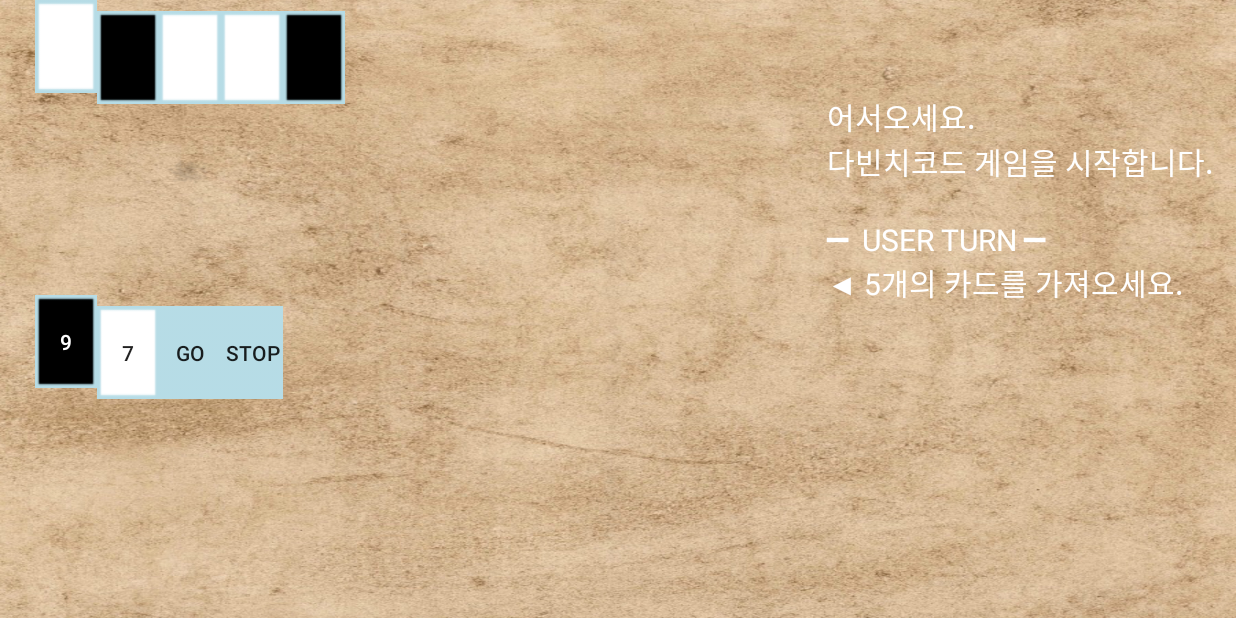
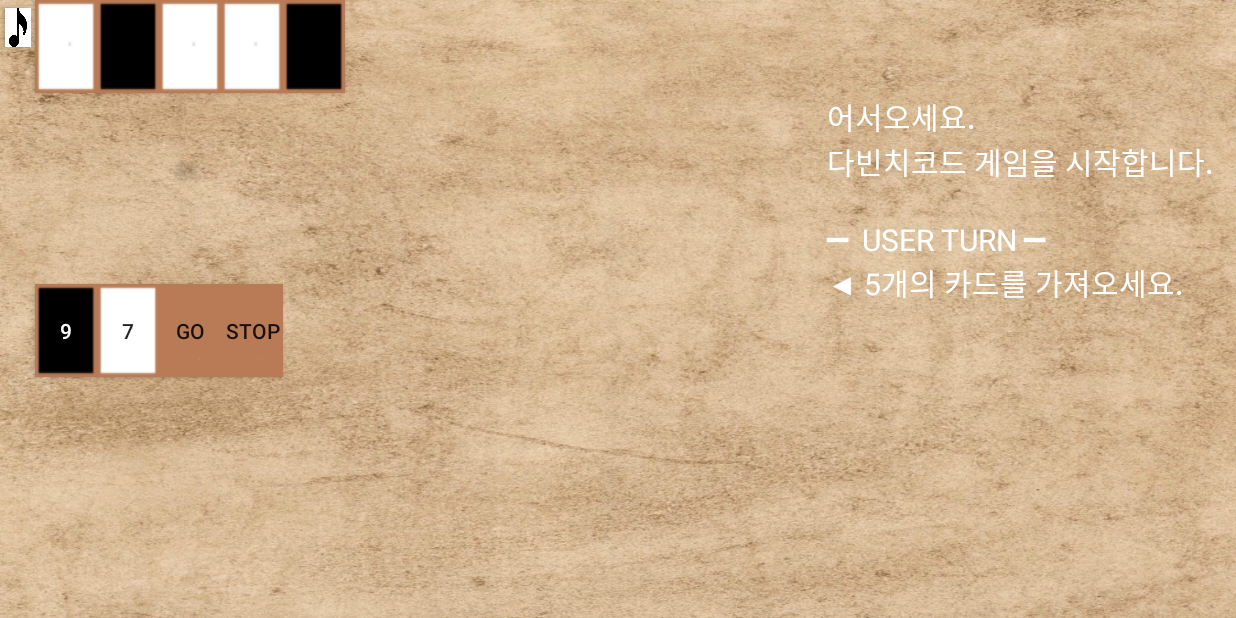
Before and after one commit to YuYangWoo/Davinchi, an Android app: the gameActivity screen opened directly, with no data from a screen before it, on a phone screen of 824 x 412 dp (held sideways). Run offline under Robolectric (Android 15) with nearby library versions, the phone set to English and light mode, and no system bars.

Commit message:
게임시작 구현 완료

```diff
--- a/app/src/main/java/com/cookandroid/davin/gameActivity.java
+++ b/app/src/main/java/com/cookandroid/davin/gameActivity.java
@@ -4,7 +4,9 @@ import java.util.Random;
 import java.util.Scanner;
 import android.app.Activity;
 import android.graphics.Color;
+import android.media.MediaPlayer;
 import android.os.Bundle;
+import android.view.View;
 import android.widget.Button;
 import android.widget.ScrollView;
 import android.widget.TextView;
@@ -16,6 +18,8 @@ import androidx.appcompat.app.AppCompatActivity;
 
 //게임 시작 activity
 public class gameActivity extends AppCompatActivity {
+    Button startbtn;
+    MediaPlayer mediaPlayer ;
     private int comId = R.id.Button01;
     private int userId = R.id.Button14;
     private int cardId = R.id.Button27;
@@ -43,13 +47,45 @@ public class gameActivity extends AppCompatActivity {
         }
         return false;
     }
+    public void startbtnclick(View v)
+    {
+
+
+        if(mediaPlayer.isPlaying()==true){
+            startbtn.setBackgroundResource(R.drawable.umx);
+            mediaPlayer.pause();
+        }
+        else
+        {
+            startbtn.setBackgroundResource(R.drawable.umo);
+            mediaPlayer.start();
+        }
+    }
+    public void onUserLeaveHint(){
+        mediaPlayer.pause();
+        super.onUserLeaveHint();
+    }
+    public void onResume(){
+        mediaPlayer.start();
+        super.onResume();
+    }
+    public void onDestroy(){
+        mediaPlayer.stop();
+        super.onDestroy();
+    }
+    public void onBackPressed(){
+        mediaPlayer.stop();
+        super.onBackPressed();
+    }
 
     @Override
     public void onCreate(Bundle savedInstanceState) {
         super.onCreate(savedInstanceState);
 
         setContentView(R.layout.game_activity);
-
+        //음악파일 삽입
+        startbtn=findViewById(R.id.startbtn);
+        mediaPlayer= MediaPlayer.create(this,R.raw.game_bgm);
         // 카드 버튼 선언
         final Button blackCard = (Button) findViewById(R.id.Button_Black);
         final Button whiteCard = (Button) findViewById(R.id.Button_White);
--- a/app/src/main/res/layout/game_activity.xml
+++ b/app/src/main/res/layout/game_activity.xml
@@ -6,15 +6,16 @@
     android:layout_width="fill_parent"
     android:layout_height="fill_parent"
     android:background="@drawable/back1"
-    android:gravity="center" >
+    android:gravity="center">
 
     <Button
         android:id="@+id/Button_Black"
         android:layout_width="41dp"
         android:layout_height="62dp"
+
+        android:layout_below="@+id/Button27"
         android:layout_marginLeft="23dp"
         android:background="@drawable/black"
-        android:layout_below="@+id/Button27"
         android:text="13"
         android:textColor="#ffffff" />
 
@@ -22,8 +23,8 @@
         android:id="@+id/Button_White"
         android:layout_width="41dp"
         android:layout_height="62dp"
-        android:layout_alignBaseline="@+id/Button_Black"
 
+        android:layout_alignTop="@+id/Button_Black"
         android:layout_toRightOf="@+id/Button_Black"
         android:background="@drawable/white"
         android:text="13" />
@@ -62,7 +63,7 @@
         android:id="@+id/Button02"
         android:layout_width="41dp"
         android:layout_height="62dp"
-        android:layout_alignBaseline="@+id/Button01"
+
 
         android:layout_toRightOf="@+id/Button01"
         android:background="#00ff0000" />
@@ -71,7 +72,7 @@
         android:id="@+id/Button03"
         android:layout_width="41dp"
         android:layout_height="62dp"
-        android:layout_alignBaseline="@+id/Button01"
+
 
         android:layout_toRightOf="@+id/Button02"
         android:background="#00ff0000" />
@@ -80,7 +81,7 @@
         android:id="@+id/Button04"
         android:layout_width="41dp"
         android:layout_height="62dp"
-        android:layout_alignBaseline="@+id/Button01"
+
 
         android:layout_toRightOf="@+id/Button03"
         android:background="#00ff0000" />
@@ -89,7 +90,7 @@
         android:id="@+id/Button05"
         android:layout_width="41dp"
         android:layout_height="62dp"
-        android:layout_alignBaseline="@+id/Button01"
+
         android:layout_alignBottom="@+id/Button01"
         android:layout_toRightOf="@+id/Button04"
         android:background="#00ff0000" />
@@ -98,7 +99,7 @@
         android:id="@+id/Button06"
         android:layout_width="41dp"
         android:layout_height="62dp"
-        android:layout_alignBaseline="@+id/Button01"
+
 
         android:layout_toRightOf="@+id/Button05"
         android:background="#00ff0000" />
@@ -107,7 +108,7 @@
         android:id="@+id/Button07"
         android:layout_width="41dp"
         android:layout_height="62dp"
-        android:layout_alignBaseline="@+id/Button01"
+
 
         android:layout_toRightOf="@+id/Button06"
         android:background="#00ff0000" />
@@ -118,24 +119,24 @@
         android:layout_height="62dp"
         android:layout_below="@+id/Button01"
         android:layout_alignRight="@+id/Button02"
-        android:layout_marginRight="20dp"
+
         android:background="#00ff0000" />
 
     <Button
         android:id="@+id/Button09"
         android:layout_width="41dp"
         android:layout_height="62dp"
-        android:layout_alignBaseline="@+id/Button08"
 
-        android:layout_alignLeft="@+id/Button02"
-        android:layout_marginLeft="18dp"
+
+        android:layout_alignTop="@+id/Button08"
+        android:layout_toRightOf="@+id/Button08"
         android:background="#00ff0000" />
 
     <Button
         android:id="@+id/Button10"
         android:layout_width="41dp"
         android:layout_height="62dp"
-        android:layout_alignBaseline="@+id/Button08"
+        android:layout_alignTop="@+id/Button08"
         android:layout_toRightOf="@+id/Button09"
         android:background="#00ff0000" />
 
@@ -143,7 +144,7 @@
         android:id="@+id/Button11"
         android:layout_width="41dp"
         android:layout_height="62dp"
-        android:layout_alignBaseline="@+id/Button08"
+        android:layout_alignTop="@+id/Button08"
         android:layout_toRightOf="@+id/Button10"
         android:background="#00ff0000" />
 
@@ -151,7 +152,7 @@
         android:id="@+id/Button12"
         android:layout_width="41dp"
         android:layout_height="62dp"
-        android:layout_alignBaseline="@+id/Button08"
+        android:layout_alignTop="@+id/Button08"
         android:layout_toRightOf="@+id/Button11"
         android:background="#00ff0000" />
 
@@ -159,7 +160,7 @@
         android:id="@+id/Button13"
         android:layout_width="41dp"
         android:layout_height="62dp"
-        android:layout_alignBaseline="@+id/Button08"
+        android:layout_alignTop="@+id/Button08"
         android:layout_toRightOf="@+id/Button12"
         android:background="#00ff0000" />
 
@@ -167,8 +168,8 @@
         android:id="@+id/Button14"
         android:layout_width="41dp"
         android:layout_height="62dp"
+        android:layout_below="@+id/Button_White"
         android:layout_alignLeft="@+id/Button08"
-        android:layout_below="@+id/Button_White"
         android:layout_marginTop="20dp"
         android:background="#00ff0000" />
 
@@ -221,8 +222,8 @@
         android:id="@+id/Button20"
         android:layout_width="41dp"
         android:layout_height="62dp"
+        android:layout_below="@+id/Button14"
         android:layout_alignLeft="@+id/Button_Black"
-        android:layout_below="@+id/Button14"
         android:layout_alignParentBottom="true"
         android:background="#00ff0000" />
 
@@ -230,9 +231,9 @@
         android:id="@+id/Button21"
         android:layout_width="41dp"
         android:layout_height="62dp"
+        android:layout_alignBaseline="@+id/Button20"
+        android:layout_alignBottom="@+id/Button20"
         android:layout_toRightOf="@+id/Button20"
-        android:layout_alignBottom="@+id/Button20"
-        android:layout_alignBaseline="@+id/Button20"
         android:background="#00ff0000" />
 
     <Button
@@ -285,8 +286,8 @@
         android:layout_width="30dp"
         android:layout_height="45dp"
         android:layout_below="@+id/Button09"
+        android:layout_alignLeft="@+id/Button_Black"
         android:layout_marginTop="20dp"
-        android:layout_alignLeft="@+id/Button_Black"
         android:background="#00ff0000" />
 
     <Button
@@ -294,7 +295,7 @@
         android:layout_width="30dp"
         android:layout_height="45dp"
         android:layout_alignBottom="@+id/Button27"
-        android:layout_alignBaseline="@+id/Button27"
+
         android:layout_toRightOf="@+id/Button27"
         android:background="#00ff0000" />
 
@@ -303,7 +304,7 @@
         android:layout_width="30dp"
         android:layout_height="45dp"
         android:layout_alignBottom="@+id/Button27"
-        android:layout_alignBaseline="@+id/Button27"
+
         android:layout_toRightOf="@+id/Button28"
         android:background="#00ff0000" />
 
@@ -312,7 +313,7 @@
         android:layout_width="30dp"
         android:layout_height="45dp"
         android:layout_alignBottom="@+id/Button27"
-        android:layout_alignBaseline="@+id/Button27"
+
         android:layout_toRightOf="@+id/Button29"
         android:background="#00ff0000" />
 
@@ -321,7 +322,7 @@
         android:layout_width="30dp"
         android:layout_height="45dp"
         android:layout_alignBottom="@+id/Button27"
-        android:layout_alignBaseline="@+id/Button27"
+
         android:layout_toRightOf="@+id/Button30"
         android:background="#00ff0000" />
 
@@ -330,7 +331,7 @@
         android:layout_width="30dp"
         android:layout_height="45dp"
         android:layout_alignBottom="@+id/Button27"
-        android:layout_alignBaseline="@+id/Button27"
+
         android:layout_toRightOf="@+id/Button31"
         android:background="#00ff0000" />
 
@@ -339,7 +340,7 @@
         android:layout_width="30dp"
         android:layout_height="45dp"
         android:layout_alignBottom="@+id/Button27"
-        android:layout_alignBaseline="@+id/Button27"
+
         android:layout_toRightOf="@+id/Button32"
         android:background="#00ff0000" />
 
@@ -348,7 +349,7 @@
         android:layout_width="30dp"
         android:layout_height="45dp"
         android:layout_alignBottom="@+id/Button27"
-        android:layout_alignBaseline="@+id/Button27"
+
         android:layout_toRightOf="@+id/Button33"
         android:background="#00ff0000" />
 
@@ -357,7 +358,7 @@
         android:layout_width="30dp"
         android:layout_height="45dp"
         android:layout_alignBottom="@+id/Button27"
-        android:layout_alignBaseline="@+id/Button27"
+
         android:layout_toRightOf="@+id/Button34"
         android:background="#00ff0000" />
 
@@ -366,7 +367,7 @@
         android:layout_width="30dp"
         android:layout_height="45dp"
         android:layout_alignBottom="@+id/Button27"
-        android:layout_alignBaseline="@+id/Button27"
+
         android:layout_toRightOf="@+id/Button35"
         android:background="#00ff0000" />
 
@@ -412,14 +413,25 @@
         android:layout_marginBottom="0dp"
         android:layout_toEndOf="@+id/Button18"
         android:background="@drawable/nonono" />
+
     <TextView
+        android:id="@+id/userMessage"
         android:layout_width="wrap_content"
         android:layout_height="wrap_content"
-        android:id="@+id/userMessage"
+        android:layout_below="@+id/Button14"
         android:layout_alignParentLeft="true"
-        android:layout_below="@+id/Button14"
         android:textColor="#000000"
-        android:textSize="20dp"/>
+        android:textSize="20dp" />
 
-
+    <Button
+        android:id="@+id/gamestartbtn"
+        android:layout_width="17dp"
+        android:layout_height="26dp"
+        android:layout_marginStart="3dp"
+        android:layout_marginTop="5dp"
+        android:background="@drawable/umx"
+        android:onClick="startbtnclick"
+        android:text=""
+        app:layout_constraintStart_toStartOf="parent"
+        app:layout_constraintTop_toTopOf="parent" />
 </RelativeLayout>
```
Also changed, not shown: app/src/main/res/drawable/black.png, app/src/main/res/drawable/go.png, app/src/main/res/drawable/nocard.png, app/src/main/res/drawable/noframe.png, app/src/main/res/drawable/selectcard.png, app/src/main/res/drawable/stop.png, app/src/main/res/drawable/white.png.
